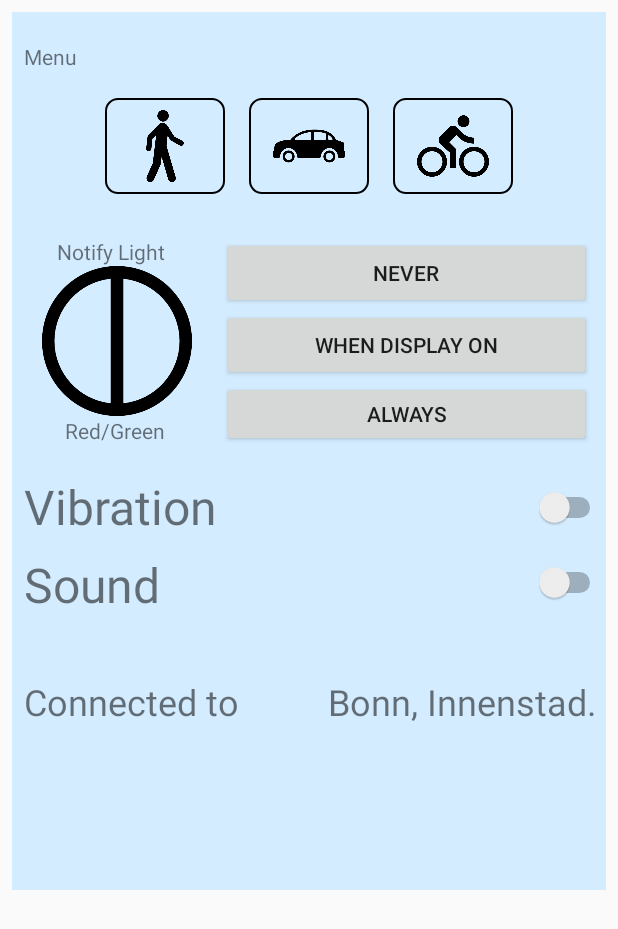
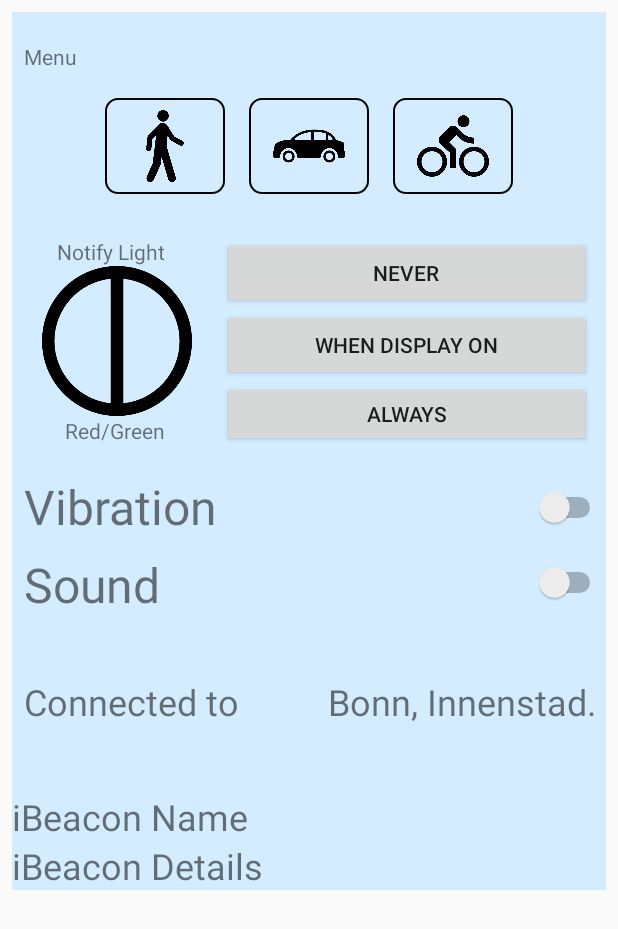
Before and after one commit to Rebstorm/dthack17, an Android app: the layout fragment_main.xml on its own in the app's theme, with its tools: preview values and no code run, on a phone screen of 412 x 824 dp. Shown: the top 929 px of the screen. Run offline under Robolectric (Android 15) with nearby library versions, the phone set to English and light mode, and no system bars.

Commit message:
Scrollview for bastis debug options

```diff
--- a/smartampel/client/app/src/main/res/layout/fragment_main.xml
+++ b/smartampel/client/app/src/main/res/layout/fragment_main.xml
@@ -8,11 +8,14 @@
     tools:showIn="@layout/activity_main">
 
 
-    <RelativeLayout
+    <ScrollView
         android:background="@color/appBg"
         android:layout_width="wrap_content"
         android:layout_height="wrap_content">
 
+        <RelativeLayout
+            android:layout_width="wrap_content"
+            android:layout_height="wrap_content">
 
             <RelativeLayout
                     android:id="@+id/buttonbar_layout"
@@ -232,7 +235,7 @@
 
 
             <RelativeLayout
-            android:visibility="invisible"
+                android:visibility="visible"
                 android:id="@+id/debug_layout"
                 android:layout_width="wrap_content"
                 android:layout_height="wrap_content"
@@ -255,7 +258,8 @@
                     android:textSize="24sp" />
 
             </RelativeLayout>
+        </RelativeLayout>
+
+    </ScrollView>
 
 </RelativeLayout>
-
-</RelativeLayout>
```
Lines whose indentation alone changed are shown as unchanged.
